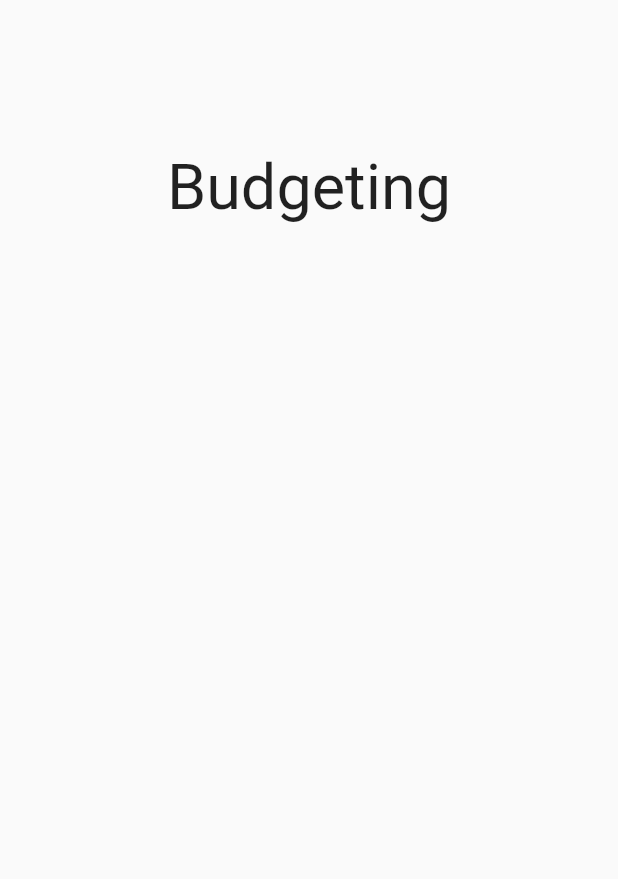
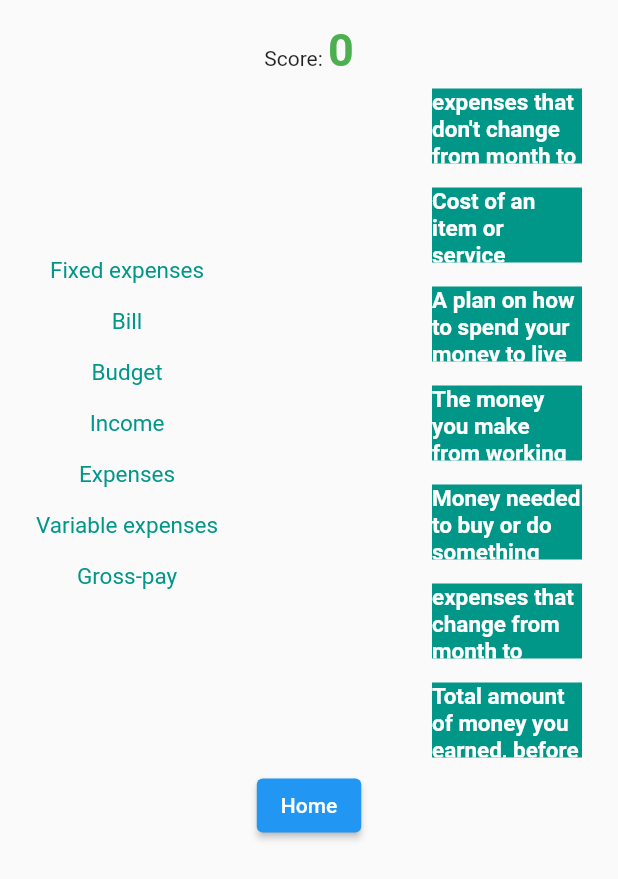
Before and after one commit to primetimetank21/gdsc-solution-challenge2023, a Flutter app: the screen it shows after launch, after a tap on "Budgeting", on a phone screen of 412 x 824 dp. Shown: the top 879 px of the screen. Run offline on Flutter 3.47's test engine with Material 2 defaults, Android fonts, the phone set to English and light mode, and no system bars; our stand-ins replace cloud_firestore, firebase_core, get; accounts and stored records are empty.

Commit message:
feat: matching game works

```diff
--- a/lib/main.dart
+++ b/lib/main.dart
@@ -8,6 +8,7 @@ import "package:get/get.dart";
 // Firebase imports
 import 'package:firebase_core/firebase_core.dart';
 import 'firebase_options.dart';
+import 'matching.dart';
 
 Future<void> main() async {
   WidgetsFlutterBinding.ensureInitialized();
@@ -24,6 +25,8 @@ List<Widget> makeListOptions(context) {
         onPressed: () {
           if (listOptions[i] == "Saving") {
             Get.to(fitbQuizPage());
+          } else if (listOptions[i] == "Budgeting") {
+            Get.to(MatchingGamePage());
           } else {
             Get.to(videoPage(listOptions[i]));
           }
--- a/lib/matching.dart
+++ b/lib/matching.dart
@@ -1,42 +1,28 @@
+import 'package:finlitt_gdsc/screens/fill_in_the_blank/models/Questions.dart';
 import 'package:flutter/material.dart';
 import 'package:finlitt_gdsc/main.dart';
 import 'package:finlitt_gdsc/videoPage.dart';
 import 'package:firebase_core/firebase_core.dart';
-import 'firebase_options.dart';
+import 'package:get/get.dart';
 
-void main() {
-  runApp(MyApp());
+class MatchingGamePage extends StatefulWidget {
+  @override
+  _MatchingGamePageState createState() => _MatchingGamePageState();
 }
 
-class MyApp extends StatelessWidget {
-  @override
-  Widget build(BuildContext context) {
-    return MaterialApp(
-      debugShowCheckedModeBanner: false,
-      title: "Matching Game",
-      home: HomePage(),
-    );
-  }
-}
+class _MatchingGamePageState extends State<MatchingGamePage> {
+  late List<ItemModel> items;
+  late List<ItemModel> items2;
 
-class HomePage extends StatefulWidget {
-  @override
-  _HomePageState createState() => _HomePageState();
-}
-
-class _HomePageState extends State<HomePage> {
-  List<ItemModel> items;
-  List<ItemModel> items2;
-
-  int score;
-  bool gameOver;
+  late int score;
+  late bool gameOver;
 
   initGame() {
     gameOver = false;
     score = 0;
     items = [
       ItemModel(
-          vocab: "Buget",
+          vocab: "Budget",
           definition:
               "A plan on how to spend your money to live life within your means"),
       ItemModel(
@@ -53,7 +39,7 @@ class _HomePageState extends State<HomePage> {
           definition:
               "expenses that don't change from month to month (like rent or loan repayments)"),
       ItemModel(
-          vocab: "Varible expenses",
+          vocab: "Variable expenses",
           definition:
               "expenses that change from month to month (like groceries, certain utility bills, or entertainment)"),
       ItemModel(vocab: "Bill", definition: "Cost of an item or service"),
@@ -71,7 +57,8 @@ class _HomePageState extends State<HomePage> {
 
   @override
   Widget build(BuildContext context) {
-    if (items.length == 0) gameOver = true;
+    if (items.isEmpty) gameOver = true;
+
     return Scaffold(
       body: SingleChildScrollView(
         padding: const EdgeInsets.all(16.0),
@@ -96,20 +83,20 @@ class _HomePageState extends State<HomePage> {
                       margin: const EdgeInsets.all(8.0),
                       child: Draggable<ItemModel>(
                         data: item,
-                        childWhenDragging: text(
-                          item.text,
-                          color: Colors.grey,
-                          size: 50.0,
+                        childWhenDragging: Text(
+                          item.vocab,
+                          style: const TextStyle(
+                              color: Colors.grey, fontSize: 15.0),
                         ),
-                        feedback: text(
-                          item.text,
-                          color: Colors.teal,
-                          size: 50,
+                        feedback: Text(
+                          item.vocab,
+                          style: const TextStyle(
+                              color: Colors.teal, fontSize: 15.0),
                         ),
                         child: Text(
                           item.vocab,
-                          color: Colors.teal,
-                          size: 50,
+                          style: const TextStyle(
+                              color: Colors.teal, fontSize: 15.0),
                         ),
                       ),
                     );
@@ -119,7 +106,7 @@ class _HomePageState extends State<HomePage> {
                       children: items2.map((item) {
                     return DragTarget<ItemModel>(
                       onAccept: (receivedItem) {
-                        if (item.vocab == receivedItem.definition) {
+                        if (item.definition == receivedItem.definition) {
                           setState(() {
                             items.remove(receivedItem);
                             items2.remove(item);
@@ -151,39 +138,55 @@ class _HomePageState extends State<HomePage> {
                         width: 100,
                         alignment: Alignment.center,
                         margin: const EdgeInsets.all(8.0),
-                        child: const Text(
+                        child: Text(
                           item.definition,
-                          style: TextStyle(
+                          style: const TextStyle(
                               color: Colors.white,
                               fontWeight: FontWeight.bold,
-                              fontSize: 18.0),
+                              fontSize: 15.0),
                         ),
                       ),
                     );
                   }).toList()),
                 ],
               ),
+            // if (gameOver)
             if (gameOver)
               const Text(
                 "GameOver",
                 style: TextStyle(
                   color: Colors.red,
-                  fontWeight: FontWeight.bold,
+                  // fontWeight: FontWeight.bold,
                   fontSize: 24.0,
                 ),
               ),
             if (gameOver)
               Center(
                 child: ElevatedButton(
-                  fontColor: Colors.white,
-                  color: Colors.pink,
+                  // style: ButtonStyle(
+                  //     textStyle: TextStyle(color: Colors.white),
+                  //     backgroundColor: Colors.pink),
                   child: const Text("New Game"),
                   onPressed: () {
+                    saveScore("matching", score);
                     initGame();
                     setState(() {});
                   },
                 ),
-              )
+              ),
+            // if (gameOver)
+            Center(
+              child: ElevatedButton(
+                // style: ButtonStyle(
+                //     textStyle: TextStyle(color: Colors.white),
+                //     backgroundColor: Colors.pink),
+                child: const Text("Home"),
+                onPressed: () {
+                  saveScore("matching", score);
+                  Get.back();
+                },
+              ),
+            )
           ],
         ),
       ),
```
